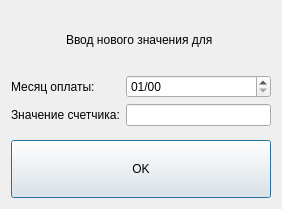
Old version of the form dialog_input_new_value.ui in the repository FenyukAndrew/QtCalculatePayment.
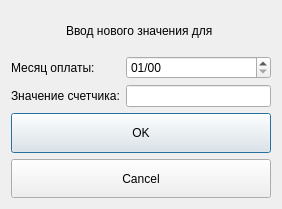
New version of the form.

```diff
--- a/dialog_input_new_value.ui
+++ b/dialog_input_new_value.ui
@@ -58,6 +58,13 @@
          <property name="displayFormat">
           <string>MM/yy</string>
          </property>
+         <property name="date">
+          <date>
+           <year>2000</year>
+           <month>1</month>
+           <day>1</day>
+          </date>
+         </property>
         </widget>
        </item>
        <item row="1" column="0">
@@ -68,7 +75,11 @@
         </widget>
        </item>
        <item row="1" column="1">
-        <widget class="QLineEdit" name="lineEditValue"/>
+        <widget class="QLineEdit" name="lineEditValue">
+         <property name="alignment">
+          <set>Qt::AlignRight|Qt::AlignTrailing|Qt::AlignVCenter</set>
+         </property>
+        </widget>
        </item>
       </layout>
      </item>
@@ -85,6 +96,19 @@
        </property>
       </widget>
      </item>
+     <item>
+      <widget class="QPushButton" name="pushButton_Cancel">
+       <property name="sizePolicy">
+        <sizepolicy hsizetype="Minimum" vsizetype="Minimum">
+         <horstretch>0</horstretch>
+         <verstretch>0</verstretch>
+        </sizepolicy>
+       </property>
+       <property name="text">
+        <string>Cancel</string>
+       </property>
+      </widget>
+     </item>
     </layout>
    </item>
   </layout>
```
